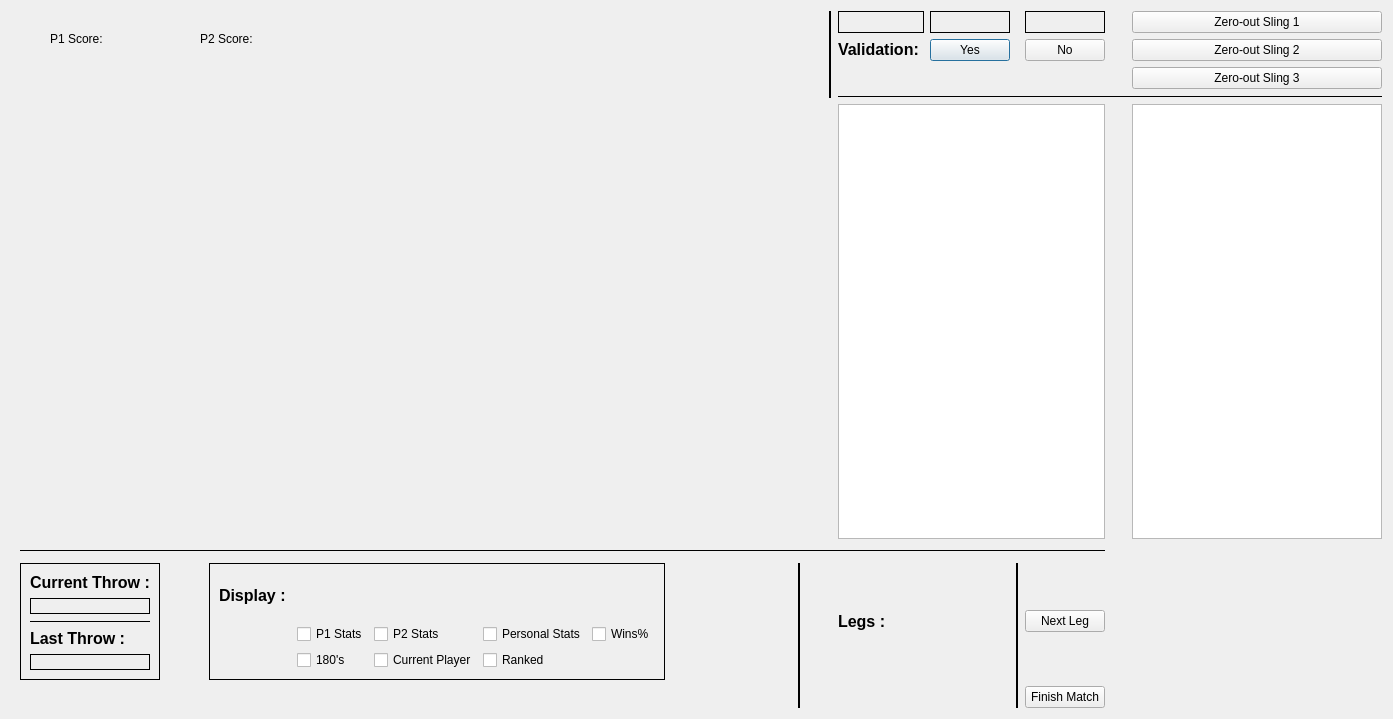
dartbois/DartsTheEndIsNighest, file scorerview.ui: the form before one commit.
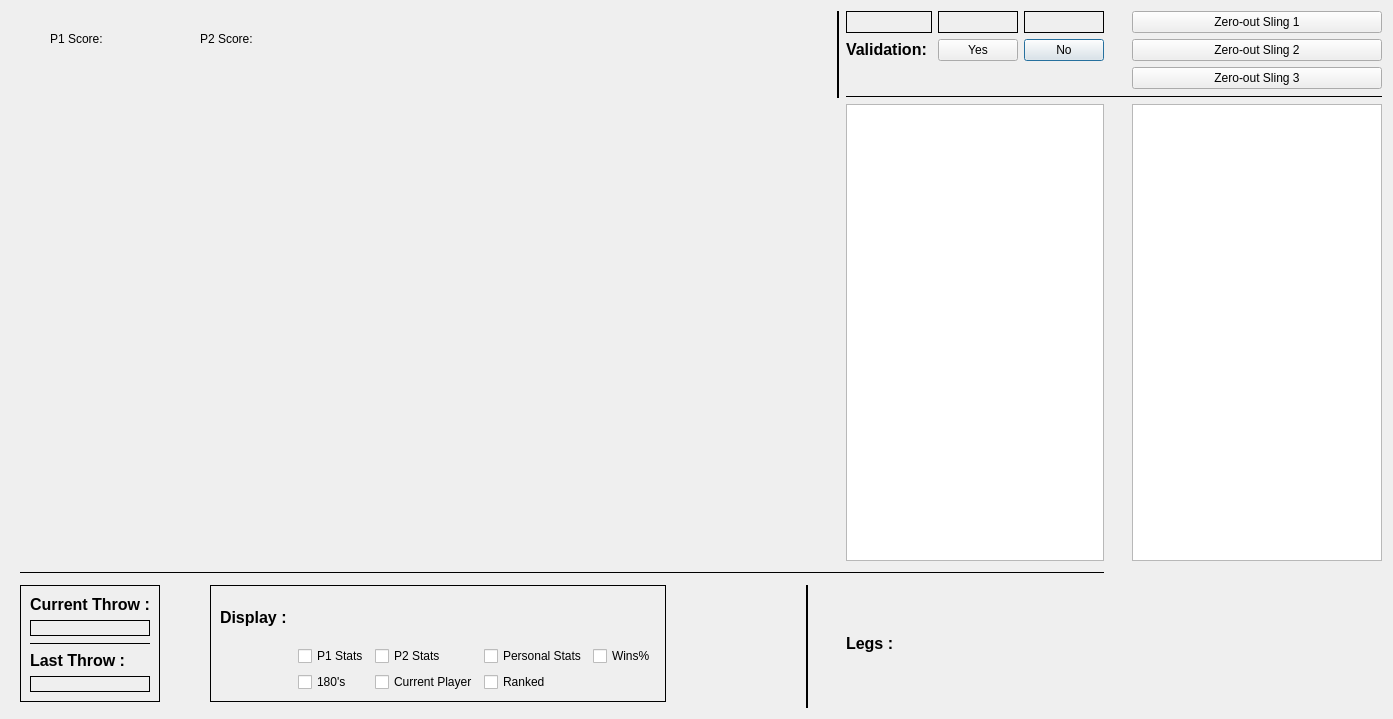
The form after the commit. Custom widgets are drawn as their Qt base class.

```diff
--- a/scorerview.ui
+++ b/scorerview.ui
@@ -17,24 +17,13 @@
    <string>Dialog</string>
   </property>
   <layout class="QGridLayout" name="gridLayout">
-   <item row="1" column="16">
-    <widget class="QPushButton" name="ValadationYes">
-     <property name="text">
-      <string>Yes</string>
+   <item row="7" column="0">
+    <widget class="Line" name="line_8">
+     <property name="midLineWidth">
+      <number>2</number>
      </property>
-    </widget>
-   </item>
-   <item row="9" column="15" alignment="Qt::AlignVCenter">
-    <widget class="QLabel" name="label_6">
-     <property name="text">
-      <string>&lt;html&gt;&lt;head/&gt;&lt;body&gt;&lt;p&gt;&lt;span style=&quot; font-size:12pt; font-weight:600;&quot;&gt;Legs&lt;/span&gt;&lt;span style=&quot; font-size:12pt; font-weight:600;&quot;&gt; :&lt;/span&gt;&lt;/p&gt;&lt;/body&gt;&lt;/html&gt;</string>
-     </property>
-    </widget>
-   </item>
-   <item row="10" column="18">
-    <widget class="QPushButton" name="pushButton_4">
-     <property name="text">
-      <string>Finish Match</string>
+     <property name="orientation">
+      <enum>Qt::Vertical</enum>
      </property>
     </widget>
    </item>
@@ -100,14 +89,7 @@
      </widget>
     </widget>
    </item>
-   <item row="0" column="20">
-    <widget class="QPushButton" name="zeroSling1">
-     <property name="text">
-      <string>Zero-out Sling 1</string>
-     </property>
-    </widget>
-   </item>
-   <item row="6" column="2" rowspan="3" colspan="17">
+   <item row="6" column="2" rowspan="3" colspan="16">
     <widget class="Line" name="line_2">
      <property name="frameShadow">
       <enum>QFrame::Plain</enum>
@@ -120,6 +102,13 @@
      </property>
     </widget>
    </item>
+   <item row="1" column="17">
+    <widget class="QPushButton" name="ValadationNo">
+     <property name="text">
+      <string>No</string>
+     </property>
+    </widget>
+   </item>
    <item row="9" column="12" rowspan="2">
     <widget class="Line" name="line_5">
      <property name="baseSize">
@@ -142,49 +131,6 @@
      </property>
     </widget>
    </item>
-   <item row="9" column="17" rowspan="2">
-    <widget class="Line" name="line_9">
-     <property name="autoFillBackground">
-      <bool>false</bool>
-     </property>
-     <property name="frameShadow">
-      <enum>QFrame::Plain</enum>
-     </property>
-     <property name="lineWidth">
-      <number>2</number>
-     </property>
-     <property name="midLineWidth">
-      <number>2</number>
-     </property>
-     <property name="orientation">
-      <enum>Qt::Vertical</enum>
-     </property>
-    </widget>
-   </item>
-   <item row="1" column="15">
-    <widget class="QLabel" name="label_4">
-     <property name="text">
-      <string>&lt;html&gt;&lt;head/&gt;&lt;body&gt;&lt;p&gt;&lt;span style=&quot; font-size:12pt; font-weight:600;&quot;&gt;Validation: &lt;/span&gt;&lt;/p&gt;&lt;/body&gt;&lt;/html&gt;</string>
-     </property>
-    </widget>
-   </item>
-   <item row="4" column="20">
-    <widget class="QListWidget" name="listWidget2">
-     <property name="maximumSize">
-      <size>
-       <width>250</width>
-       <height>16777215</height>
-      </size>
-     </property>
-    </widget>
-   </item>
-   <item row="9" column="16">
-    <widget class="QLabel" name="LegNumber">
-     <property name="text">
-      <string/>
-     </property>
-    </widget>
-   </item>
    <item row="0" column="16">
     <widget class="QLabel" name="SlingTwo">
      <property name="frameShape">
@@ -195,50 +141,10 @@
      </property>
     </widget>
    </item>
-   <item row="1" column="18">
-    <widget class="QPushButton" name="ValadationNo">
+   <item row="1" column="19">
+    <widget class="QPushButton" name="zeroSling2">
      <property name="text">
-      <string>No</string>
-     </property>
-    </widget>
-   </item>
-   <item row="0" column="18">
-    <widget class="QLabel" name="SlineThree">
-     <property name="frameShape">
-      <enum>QFrame::Box</enum>
-     </property>
-     <property name="text">
-      <string/>
-     </property>
-    </widget>
-   </item>
-   <item row="4" column="15" colspan="4">
-    <widget class="QListWidget" name="listWidget">
-     <property name="maximumSize">
-      <size>
-       <width>350</width>
-       <height>16777215</height>
-      </size>
-     </property>
-     <property name="frameShadow">
-      <enum>QFrame::Plain</enum>
-     </property>
-    </widget>
-   </item>
-   <item row="7" column="0">
-    <widget class="Line" name="line_8">
-     <property name="midLineWidth">
-      <number>2</number>
-     </property>
-     <property name="orientation">
-      <enum>Qt::Vertical</enum>
-     </property>
-    </widget>
-   </item>
-   <item row="9" column="18">
-    <widget class="QPushButton" name="pushButton_3">
-     <property name="text">
-      <string>Next Leg</string>
+      <string>Zero-out Sling 2</string>
      </property>
     </widget>
    </item>
@@ -308,6 +214,26 @@
      </property>
     </widget>
    </item>
+   <item row="4" column="19">
+    <widget class="QListWidget" name="listWidget2">
+     <property name="maximumSize">
+      <size>
+       <width>250</width>
+       <height>16777215</height>
+      </size>
+     </property>
+    </widget>
+   </item>
+   <item row="0" column="17">
+    <widget class="QLabel" name="SlineThree">
+     <property name="frameShape">
+      <enum>QFrame::Box</enum>
+     </property>
+     <property name="text">
+      <string/>
+     </property>
+    </widget>
+   </item>
    <item row="9" column="5">
     <widget class="QFrame" name="frame_2">
      <property name="frameShape">
@@ -376,33 +302,20 @@
      </layout>
     </widget>
    </item>
-   <item row="1" column="20">
-    <widget class="QPushButton" name="zeroSling2">
+   <item row="9" column="16">
+    <widget class="QLabel" name="LegNumber">
      <property name="text">
-      <string>Zero-out Sling 2</string>
+      <string/>
      </property>
     </widget>
    </item>
-   <item row="2" column="20">
+   <item row="2" column="19">
     <widget class="QPushButton" name="zeroSling3">
      <property name="text">
       <string>Zero-out Sling 3</string>
      </property>
     </widget>
    </item>
-   <item row="3" column="15" colspan="6">
-    <widget class="Line" name="line_6">
-     <property name="frameShadow">
-      <enum>QFrame::Plain</enum>
-     </property>
-     <property name="midLineWidth">
-      <number>2</number>
-     </property>
-     <property name="orientation">
-      <enum>Qt::Horizontal</enum>
-     </property>
-    </widget>
-   </item>
    <item row="0" column="14" rowspan="4">
     <widget class="Line" name="line_11">
      <property name="frameShadow">
@@ -419,6 +332,60 @@
      </property>
     </widget>
    </item>
+   <item row="3" column="15" colspan="5">
+    <widget class="Line" name="line_6">
+     <property name="frameShadow">
+      <enum>QFrame::Plain</enum>
+     </property>
+     <property name="midLineWidth">
+      <number>2</number>
+     </property>
+     <property name="orientation">
+      <enum>Qt::Horizontal</enum>
+     </property>
+    </widget>
+   </item>
+   <item row="1" column="15">
+    <widget class="QLabel" name="label_4">
+     <property name="text">
+      <string>&lt;html&gt;&lt;head/&gt;&lt;body&gt;&lt;p&gt;&lt;span style=&quot; font-size:12pt; font-weight:600;&quot;&gt;Validation: &lt;/span&gt;&lt;/p&gt;&lt;/body&gt;&lt;/html&gt;</string>
+     </property>
+    </widget>
+   </item>
+   <item row="0" column="19">
+    <widget class="QPushButton" name="zeroSling1">
+     <property name="text">
+      <string>Zero-out Sling 1</string>
+     </property>
+    </widget>
+   </item>
+   <item row="1" column="16">
+    <widget class="QPushButton" name="ValadationYes">
+     <property name="text">
+      <string>Yes</string>
+     </property>
+    </widget>
+   </item>
+   <item row="9" column="15" alignment="Qt::AlignVCenter">
+    <widget class="QLabel" name="label_6">
+     <property name="text">
+      <string>&lt;html&gt;&lt;head/&gt;&lt;body&gt;&lt;p&gt;&lt;span style=&quot; font-size:12pt; font-weight:600;&quot;&gt;Legs&lt;/span&gt;&lt;span style=&quot; font-size:12pt; font-weight:600;&quot;&gt; :&lt;/span&gt;&lt;/p&gt;&lt;/body&gt;&lt;/html&gt;</string>
+     </property>
+    </widget>
+   </item>
+   <item row="4" column="15" colspan="3">
+    <widget class="QListWidget" name="listWidget">
+     <property name="maximumSize">
+      <size>
+       <width>350</width>
+       <height>16777215</height>
+      </size>
+     </property>
+     <property name="frameShadow">
+      <enum>QFrame::Plain</enum>
+     </property>
+    </widget>
+   </item>
   </layout>
   <zorder>line_2</zorder>
   <zorder>line_8</zorder>
@@ -430,9 +397,6 @@
   <zorder>label_6</zorder>
   <zorder>SlingOne</zorder>
   <zorder>SlineThree</zorder>
-  <zorder>pushButton_3</zorder>
-  <zorder>pushButton_4</zorder>
-  <zorder>line_9</zorder>
   <zorder>LegNumber</zorder>
   <zorder>SlingTwo</zorder>
   <zorder>widget</zorder>
```
